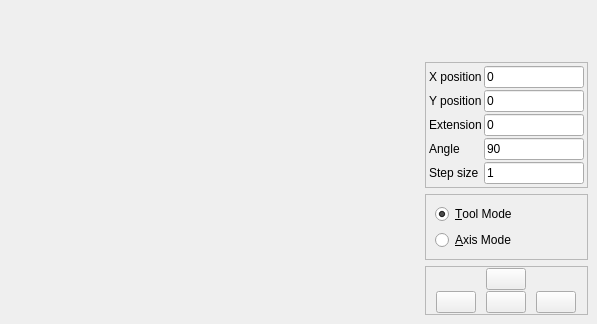
This is GUI/RobotMovementWidget.ui in Kaldie/GeRoBot as Qt 5 draws it before an edit. The edited form follows.
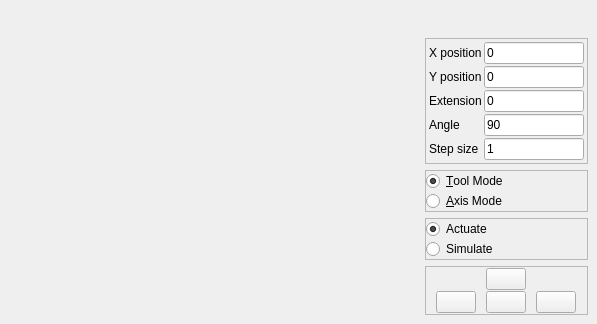
This is the edited form.

Commit message: Again applying google coding standards. Added buttons to control if only a simulation or an actual movement will occure in the RobotMovementWidget

Diff of the .ui file:
```diff
--- a/GUI/RobotMovementWidget.ui
+++ b/GUI/RobotMovementWidget.ui
@@ -237,6 +237,21 @@
          <enum>QFrame::StyledPanel</enum>
         </property>
         <layout class="QVBoxLayout" name="verticalLayout">
+         <property name="spacing">
+          <number>0</number>
+         </property>
+         <property name="leftMargin">
+          <number>0</number>
+         </property>
+         <property name="topMargin">
+          <number>0</number>
+         </property>
+         <property name="rightMargin">
+          <number>0</number>
+         </property>
+         <property name="bottomMargin">
+          <number>0</number>
+         </property>
          <item>
           <widget class="QRadioButton" name="toolModeRadioButton">
            <property name="text">
@@ -263,6 +278,50 @@
         </layout>
        </widget>
       </item>
+      <item>
+       <widget class="QFrame" name="SimulationFrame">
+        <property name="frameShape">
+         <enum>QFrame::StyledPanel</enum>
+        </property>
+        <property name="frameShadow">
+         <enum>QFrame::Raised</enum>
+        </property>
+        <layout class="QVBoxLayout" name="verticalLayout_3">
+         <property name="spacing">
+          <number>0</number>
+         </property>
+         <property name="leftMargin">
+          <number>0</number>
+         </property>
+         <property name="topMargin">
+          <number>0</number>
+         </property>
+         <property name="rightMargin">
+          <number>0</number>
+         </property>
+         <property name="bottomMargin">
+          <number>0</number>
+         </property>
+         <item>
+          <widget class="QRadioButton" name="actuateRadioButton">
+           <property name="text">
+            <string>Actuate</string>
+           </property>
+           <property name="checked">
+            <bool>true</bool>
+           </property>
+          </widget>
+         </item>
+         <item>
+          <widget class="QRadioButton" name="simulateRadioButton">
+           <property name="text">
+            <string>Simulate</string>
+           </property>
+          </widget>
+         </item>
+        </layout>
+       </widget>
+      </item>
       <item>
        <widget class="QFrame" name="ButtonFrame">
         <property name="cursor">
```
The commit also changes 13 other files.
